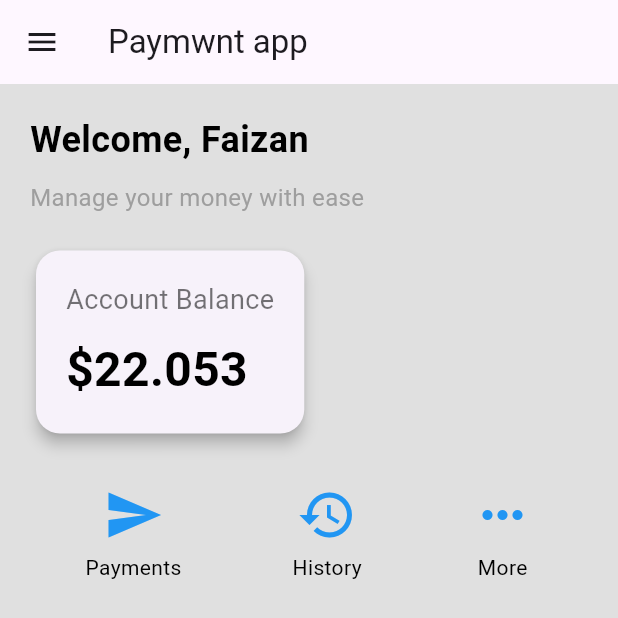
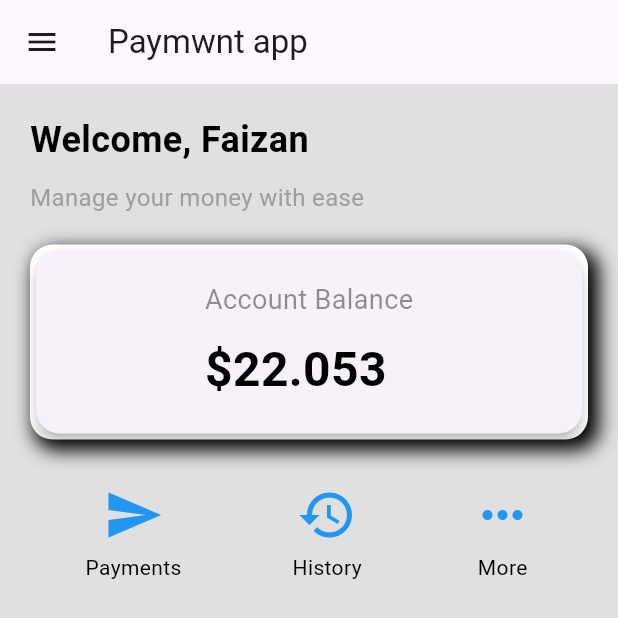
Before and after one commit to Faizanyaqoob560/payment-app, a Flutter app: the HomeScreen screen opened directly, on a phone screen of 412 x 824 dp. Shown: the top 618 px of the screen. Run offline on Flutter 3.47's test engine with Material 3 defaults, Android fonts, the phone set to English and light mode, and no system bars.

Commit message:
Did changes in Homescreen

```diff
--- a/flutter_application_1/lib/Home_screen.dart
+++ b/flutter_application_1/lib/Home_screen.dart
@@ -61,13 +61,34 @@ class HomeScreen extends StatelessWidget {
               const SizedBox(height: 20),
 
               // Account Balance Card
-              Card(
+              Container(
+                decoration: BoxDecoration(
+                    borderRadius: BorderRadius.circular(15),
+                    boxShadow: const [
+                      BoxShadow(
+                        color: Colors.black,
+                        offset: const Offset(
+                          5.0,
+                          5.0,
+                        ), //Offset
+                        blurRadius: 10.0,
+                        spreadRadius: 2.0,
+                      ), //BoxShadow
+                      BoxShadow(
+                        color: Colors.white,
+                        offset: const Offset(0.0, 0.0),
+                        blurRadius: 0.0,
+                        spreadRadius: 0.0,
+                      ),
+                    ]),
+                child: Card(
                   elevation: 4,
                   shape: RoundedRectangleBorder(
                     borderRadius: BorderRadius.circular(16),
                   ),
                   child: Padding(
                     padding: const EdgeInsets.all(20.0),
+                    child: Center(
                       child: Column(
                         crossAxisAlignment: CrossAxisAlignment.start,
                         children: [
@@ -75,7 +96,7 @@ class HomeScreen extends StatelessWidget {
                             'Account Balance',
                             style: TextStyle(
                               fontSize: 18,
-                          color: Colors.black54,
+                              color: Color.fromARGB(136, 51, 50, 50),
                             ),
                           ),
                           const SizedBox(height: 10),
@@ -88,6 +109,8 @@ class HomeScreen extends StatelessWidget {
                             ),
                           ),
                         ],
+                      ),
+                    ),
                   ),
                 ),
               ),
```
Lines whose indentation alone changed are shown as unchanged.
